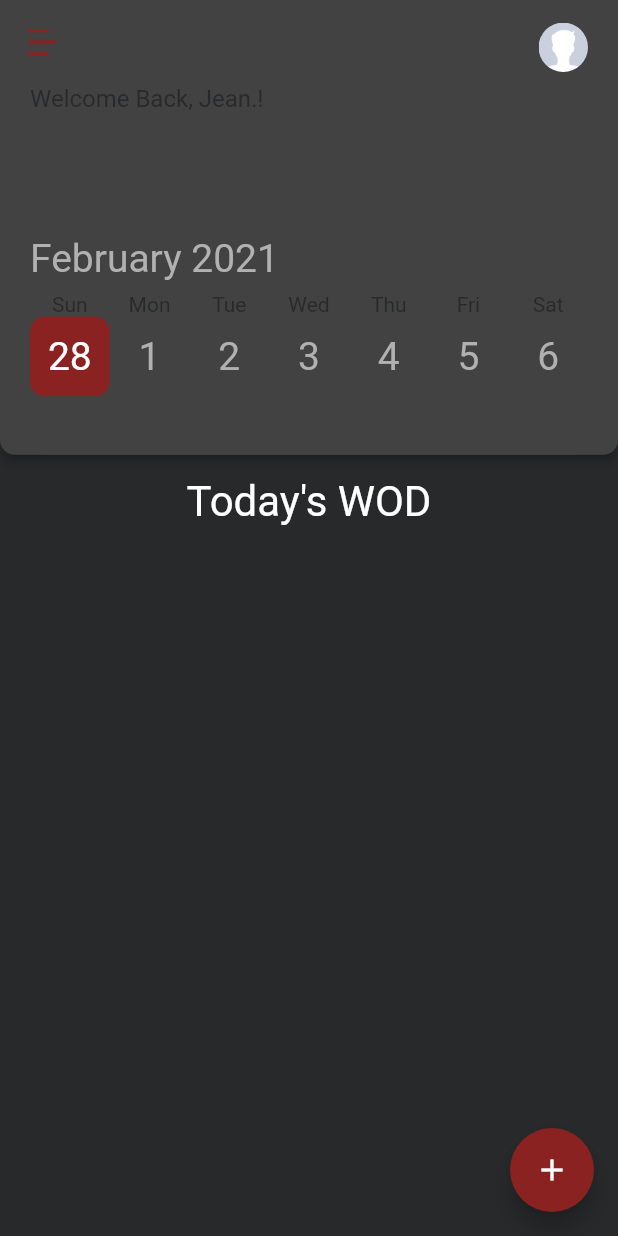
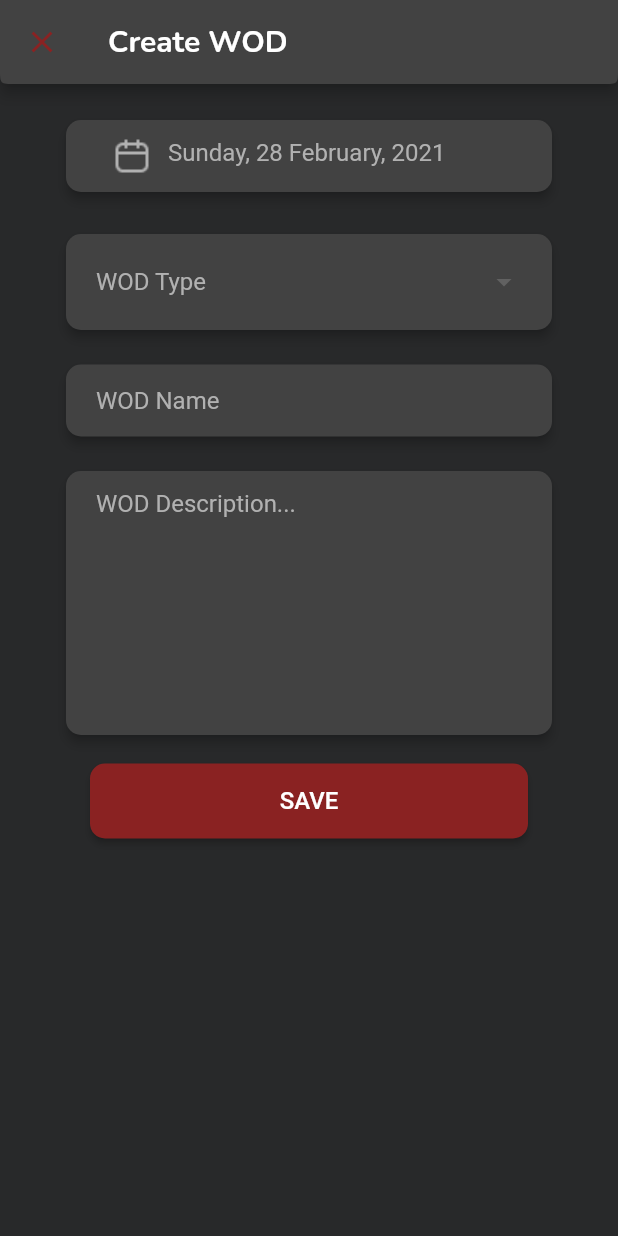
Before and after one commit to anthonycuervo23/kabod_app, a Flutter app: the screen it shows once a user with an empty profile is signed in, after a tap on the "add" icon, on a phone screen of 412 x 824 dp. Run offline on Flutter 3.47's test engine with Material 2 defaults, Android fonts, the phone set to English and light mode, and no system bars; drawn by our look-alikes of flutter_form_builder, table_calendar; our stand-ins replace cloud_firestore, firebase_auth, firebase_core; accounts and stored records are empty.

Commit message:
added new screen add_wod.dart to create and save new WOD into Firebase Firestore.

```diff
--- a/lib/core/presentation/constants.dart
+++ b/lib/core/presentation/constants.dart
@@ -8,3 +8,10 @@ const kBackgroundColor = Color(0xFF28292A);
 const kWhiteTextColor = Colors.white;
 
 const double kDefaultPadding = 20.0;
+
+const ContinuousRectangleBorder kAppBarShape = ContinuousRectangleBorder(
+  borderRadius: const BorderRadius.only(
+    bottomLeft: Radius.circular(10.0),
+    bottomRight: Radius.circular(10.0),
+  ),
+);
--- a/lib/core/presentation/routes.dart
+++ b/lib/core/presentation/routes.dart
@@ -4,14 +4,19 @@ import 'package:flutter/material.dart';
 import 'package:kabod_app/screens/auth/screens/login_screens_controller.dart';
 import 'package:kabod_app/screens/auth/screens/reset_password_screen.dart';
 import 'package:kabod_app/screens/home/home_screen.dart';
+import 'package:kabod_app/screens/wods/add_wod.dart';
 
 class AppRoutes {
   static const String loginRoute = '/';
   static const String ResetPasswordRoute = '/reset_password';
   static const String homeRoute = '/home';
+  static const String addWodRoute = '/add_wod';
 
   static Route<dynamic> generateRoute(RouteSettings settings) {
     switch (settings.name) {
+      case addWodRoute:
+        return MaterialPageRoute(
+            builder: (_) => AddWodScreen(selectedDay: settings.arguments));
       case loginRoute:
         return MaterialPageRoute(builder: (_) => HomePage());
       case ResetPasswordRoute:
--- a/lib/screens/auth/components/login_form.dart
+++ b/lib/screens/auth/components/login_form.dart
@@ -1,8 +1,8 @@
 import 'package:flutter/material.dart';
-import 'package:kabod_app/screens/commons/dividers.dart';
 import 'package:provider/provider.dart';
 
 //my imports
+import 'package:kabod_app/screens/commons/dividers.dart';
 import 'package:kabod_app/screens/commons/reusable_button.dart';
 import 'package:kabod_app/core/presentation/routes.dart';
 import 'package:kabod_app/screens/auth/components/login_fields.dart';
--- a/lib/screens/home/home_screen.dart
+++ b/lib/screens/home/home_screen.dart
@@ -1,10 +1,11 @@
 import 'package:flutter/material.dart';
-import 'package:kabod_app/screens/home/model/wod_model.dart';
-import 'package:kabod_app/screens/home/repository/wod_repository.dart';
 import 'package:provider/provider.dart';
 import 'package:table_calendar/table_calendar.dart';
 
 // my imports
+import 'package:kabod_app/core/presentation/routes.dart';
+import 'package:kabod_app/screens/home/model/wod_model.dart';
+import 'package:kabod_app/screens/home/repository/wod_repository.dart';
 import 'package:kabod_app/screens/commons/dividers.dart';
 import 'package:kabod_app/screens/commons/reusable_card.dart';
 import 'package:kabod_app/screens/commons/appbar.dart';
@@ -35,7 +36,8 @@ class _HomeScreenState extends State<HomeScreen> {
       key: _scaffoldKey,
       appBar: MyAppBar(scaffoldKey: _scaffoldKey),
       floatingActionButton: FloatingActionButton(
-        onPressed: () {},
+        onPressed: () => Navigator.pushNamed(context, AppRoutes.addWodRoute,
+            arguments: _calendarController.selectedDay),
         child: Icon(Icons.add),
       ),
       body: Column(
--- a/lib/screens/home/repository/wod_repository.dart
+++ b/lib/screens/home/repository/wod_repository.dart
@@ -1,4 +1,6 @@
 import 'package:cloud_firestore/cloud_firestore.dart';
+
+//my imports
 import 'package:kabod_app/screens/home/model/wod_model.dart';
 
 class WodRepository {
@@ -13,4 +15,8 @@ class WodRepository {
           .toList();
     });
   }
+
+  addWods(data) async {
+    await _firestore.collection('wods').add(data);
+  }
 }
--- /dev/null
+++ b/lib/screens/wods/add_wod.dart
@@ -0,0 +1,44 @@
+import 'package:flutter/material.dart';
+import 'package:flutter_form_builder/flutter_form_builder.dart';
+
+//my imports
+import 'package:kabod_app/core/presentation/constants.dart';
+import 'package:kabod_app/core/presentation/routes.dart';
+import 'package:kabod_app/screens/wods/components/add_wod_form.dart';
+
+class AddWodScreen extends StatefulWidget {
+  final DateTime selectedDay;
+  AddWodScreen({this.selectedDay});
+  @override
+  _AddWodScreenState createState() => _AddWodScreenState();
+}
+
+class _AddWodScreenState extends State<AddWodScreen> {
+  final _formKey = GlobalKey<FormBuilderState>();
+  var wodTypeOptions = [
+    'For Time',
+    'For Reps and Time',
+    'For Weight',
+    'AMRAP',
+    'Custom'
+  ];
+  @override
+  Widget build(BuildContext context) {
+    return Scaffold(
+      appBar: AppBar(
+        shape: kAppBarShape,
+        title: Text('Create WOD'),
+        leading: IconButton(
+            icon: Icon(Icons.clear, color: kButtonColor),
+            onPressed: () =>
+                Navigator.pushReplacementNamed(context, AppRoutes.homeRoute)),
+      ),
+      body: ListView(
+        padding: EdgeInsets.all(kDefaultPadding),
+        children: [
+          AddWodForm(formKey: _formKey, widget: widget),
+        ],
+      ),
+    );
+  }
+}
--- /dev/null
+++ b/lib/screens/wods/components/add_wod_form.dart
@@ -0,0 +1,119 @@
+import 'package:flutter/material.dart';
+import 'package:flutter_form_builder/flutter_form_builder.dart';
+import 'package:provider/provider.dart';
+import 'package:intl/intl.dart';
+
+//my imports
+import 'package:kabod_app/core/presentation/constants.dart';
+import 'package:kabod_app/screens/commons/dividers.dart';
+import 'package:kabod_app/screens/commons/reusable_button.dart';
+import 'package:kabod_app/screens/commons/reusable_card.dart';
+import 'package:kabod_app/screens/home/repository/wod_repository.dart';
+import 'package:kabod_app/screens/wods/add_wod.dart';
+
+class AddWodForm extends StatelessWidget {
+  AddWodForm({
+    Key key,
+    @required GlobalKey<FormBuilderState> formKey,
+    @required this.widget,
+  })  : _formKey = formKey,
+        super(key: key);
+
+  final GlobalKey<FormBuilderState> _formKey;
+  final AddWodScreen widget;
+
+  final wodTypeOptions = [
+    'For Time',
+    'For Reps and Time',
+    'For Weight',
+    'AMRAP',
+    'Custom'
+  ];
+
+  @override
+  Widget build(BuildContext context) {
+    return FormBuilder(
+      key: _formKey,
+      child: Column(
+        children: [
+          DefaultCard(
+            child: FormBuilderDateTimePicker(
+              validator: FormBuilderValidators.required(context),
+              name: 'wod_date',
+              initialValue: widget.selectedDay ?? DateTime.now(),
+              inputType: InputType.date,
+              format: DateFormat('EEEE, dd MMMM, yyyy'),
+              decoration: InputDecoration(
+                  border: InputBorder.none,
+                  prefixIcon: Image.asset('assets/icons/calendar_icon.png')),
+            ),
+          ),
+          DividerBig(),
+          Column(
+            children: [
+              DefaultCard(
+                child: FormBuilderDropdown(
+                  dropdownColor: kPrimaryColor,
+                  validator: FormBuilderValidators.required(context),
+                  name: 'wod_type',
+                  decoration: InputDecoration(
+                    labelText: 'WOD Type',
+                    labelStyle: TextStyle(color: kTextColor),
+                    border: InputBorder.none,
+                  ),
+                  items: wodTypeOptions
+                      .map(
+                        (type) => DropdownMenuItem(
+                          value: type,
+                          child: Text('$type'),
+                        ),
+                      )
+                      .toList(),
+                ),
+              ),
+              DividerMedium(),
+              DefaultCard(
+                child: FormBuilderTextField(
+                  validator: FormBuilderValidators.required(context),
+                  name: 'wod_name',
+                  textInputAction: TextInputAction.next,
+                  decoration: InputDecoration(
+                    border: InputBorder.none,
+                    hintText: 'WOD Name',
+                    hintStyle: TextStyle(color: kTextColor),
+                  ),
+                ),
+              ),
+              DividerMedium(),
+              DefaultCard(
+                child: FormBuilderTextField(
+                  validator: FormBuilderValidators.required(context),
+                  name: 'wod_description',
+                  maxLines: 8,
+                  keyboardType: TextInputType.multiline,
+                  decoration: InputDecoration(
+                      hintText: 'WOD Description...',
+                      hintStyle: TextStyle(color: kTextColor),
+                      border: InputBorder.none),
+                ),
+              ),
+            ],
+          ),
+          DividerMedium(),
+          ReusableButton(
+              onPressed: () {
+                bool validated = _formKey.currentState.validate();
+                if (validated) {
+                  _formKey.currentState.save();
+                  final data =
+                      Map<String, dynamic>.from(_formKey.currentState.value);
+                  context.read<WodRepository>().addWods(data);
+                  Navigator.pop(context);
+                }
+              },
+              text: 'SAVE')
+        ],
+      ),
+    );
+  }
+}
```
